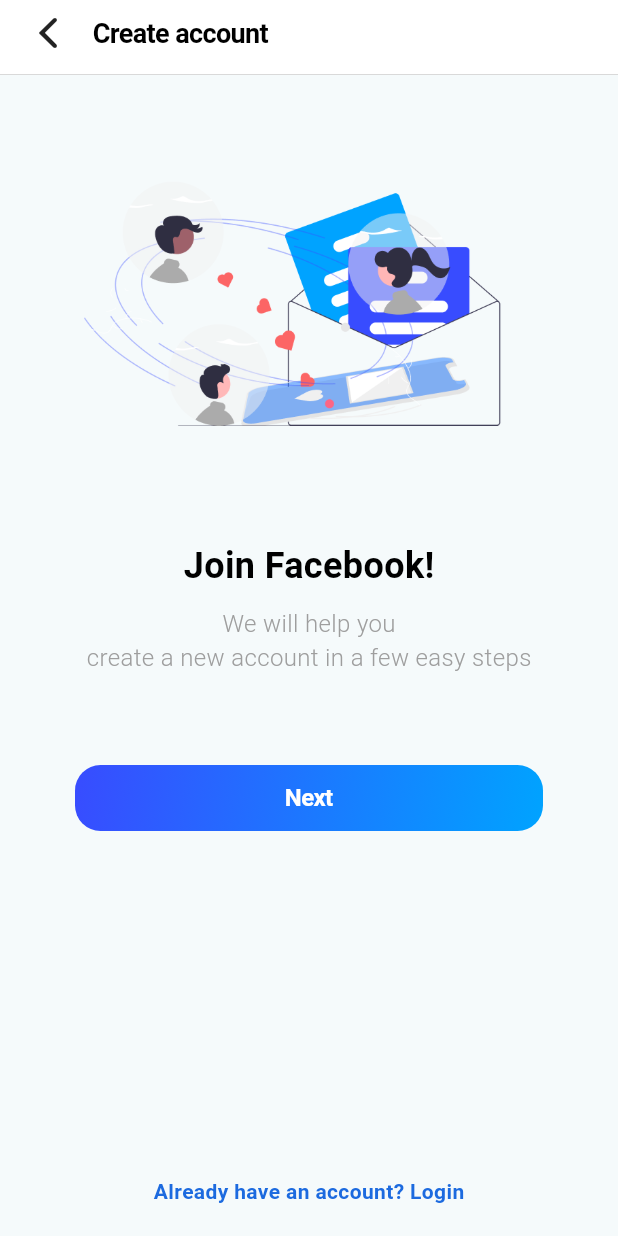
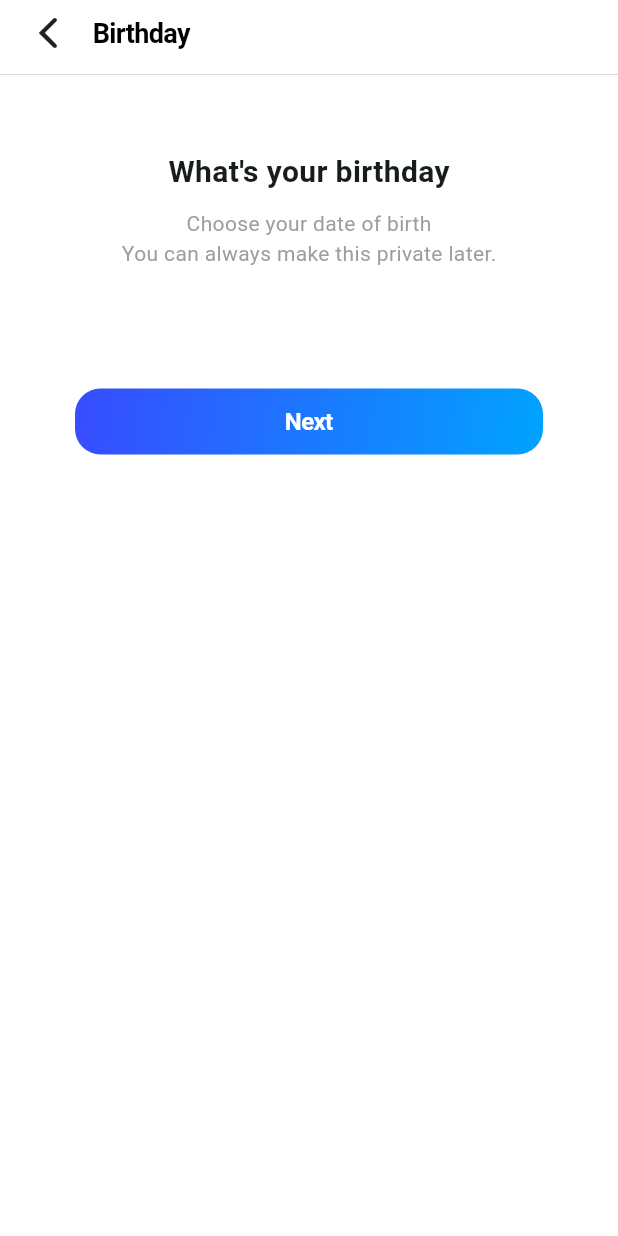
Before and after one commit to VanQuyet04/facebook_ui, a Flutter app: the screen it shows after launch, on a phone screen of 412 x 824 dp. Run offline on Flutter 3.47's test engine with Material 3 defaults, Android fonts, the phone set to English and light mode, and no system bars.

Commit message:
UI_SetNameScreen

```diff
--- a/lib/features/account/register/set_birthday_screen.dart
+++ b/lib/features/account/register/set_birthday_screen.dart
@@ -0,0 +1,63 @@
+import 'package:facebook_ui/common/components/components.dart';
+import 'package:flutter/material.dart';
+
+class SetBirthDayScreen extends StatefulWidget {
+  const SetBirthDayScreen({super.key});
+
+  @override
+  State<SetBirthDayScreen> createState() => _SetBirthDayScreenState();
+}
+
+class _SetBirthDayScreenState extends State<SetBirthDayScreen> {
+  @override
+  Widget build(BuildContext context) {
+    return Scaffold(
+      backgroundColor: Colors.white,
+      appBar: const CustomAppBar(title: 'Birthday'), // Thêm AppBar nếu cần
+      body: Padding(
+        padding: const EdgeInsets.symmetric(horizontal: 20.0, vertical: 40),
+        child: Column(
+          crossAxisAlignment: CrossAxisAlignment.start,
+          children: [
+            const Center(
+              child: Column(
+                mainAxisAlignment: MainAxisAlignment.center,
+                crossAxisAlignment: CrossAxisAlignment.center,
+                children: [
+                  Text(
+                    "What's your birthday",
+                    style: TextStyle(fontSize: 20, fontWeight: FontWeight.bold),
+                  ),
+                  SizedBox(height: 10),
+                  Text(
+                    "Choose your date of birth",
+                    style: TextStyle(
+                        fontSize: 14,
+                        fontWeight: FontWeight.w400,
+                        color: Colors.grey),
+                  ),
+                  Text(
+                    "You can always make this private later.",
+                    style: TextStyle(
+                        fontSize: 14,
+                        fontWeight: FontWeight.w400,
+                        color: Colors.grey),
+                  ),
+                ],
+              ),
+            ),
+            const SizedBox(height: 20),
+
+            // Sử dụng Row để chứa hai TextField cùng một hàng
+            const SizedBox(height: 60),
+            CustomButton(
+              text: 'Next',
+              onPressed: () {},
+            ),
+
+          ],
+        ),
+      ),
+    );
+  }
+}
--- a/lib/main.dart
+++ b/lib/main.dart
@@ -18,7 +18,7 @@ class MyApp extends StatelessWidget {
         colorScheme: ColorScheme.fromSeed(seedColor: Colors.white),
         useMaterial3: true,
       ),
-      home: const JoinFacebookScreen(),
+      home:  const SetBirthDayScreen(),
       debugShowCheckedModeBanner: false,
     );
   }
--- a/pubspec.yaml
+++ b/pubspec.yaml
@@ -17,6 +17,7 @@ dependencies:
   # The following adds the Cupertino Icons font to your application.
   # Use with the CupertinoIcons class for iOS style icons.
   cupertino_icons: ^1.0.8
+  scroll_datetime_picker: ^0.1.2
 
 dev_dependencies:
   flutter_test:
```
Also changed, not shown: lib/features/account/register/set_name_screen.dart (+131 -0 lines), pubspec.lock.
